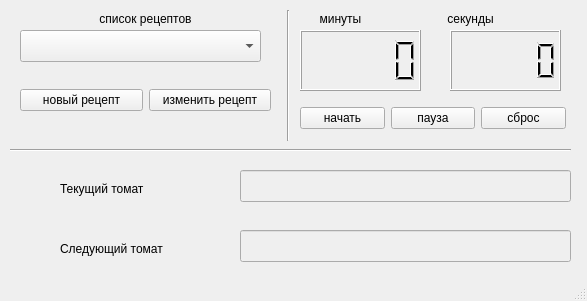
Before: the Qt Designer form src/ui/interval.ui in zefirior/timemaster, drawn with Qt 5.
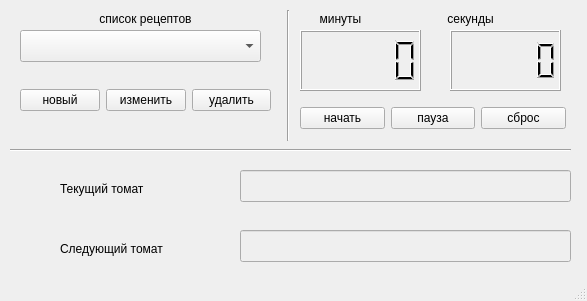
After: the same form once the commit is applied.

Diff of the .ui file:
```diff
--- a/src/ui/interval.ui
+++ b/src/ui/interval.ui
@@ -214,14 +214,21 @@
         <item>
          <widget class="QPushButton" name="add_recipe_button">
           <property name="text">
-           <string>новый рецепт</string>
+           <string>новый</string>
           </property>
          </widget>
         </item>
         <item>
          <widget class="QPushButton" name="change_recipe_button">
           <property name="text">
-           <string>изменить рецепт</string>
+           <string>изменить</string>
+          </property>
+         </widget>
+        </item>
+        <item>
+         <widget class="QPushButton" name="button_remove_recipe">
+          <property name="text">
+           <string>удалить</string>
           </property>
          </widget>
         </item>
```
